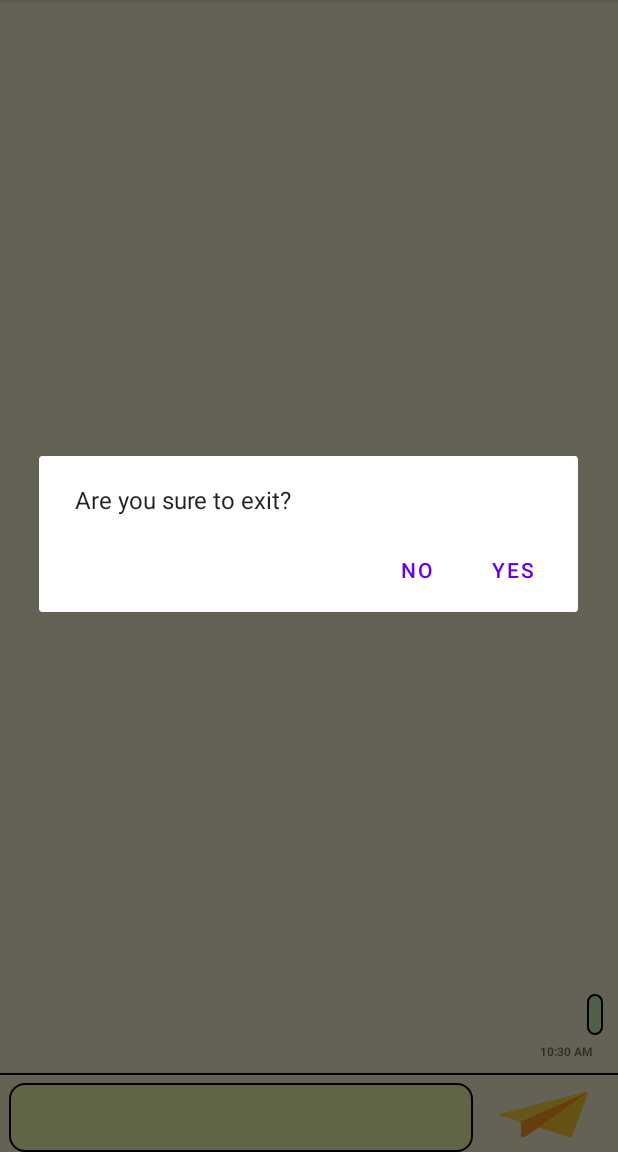
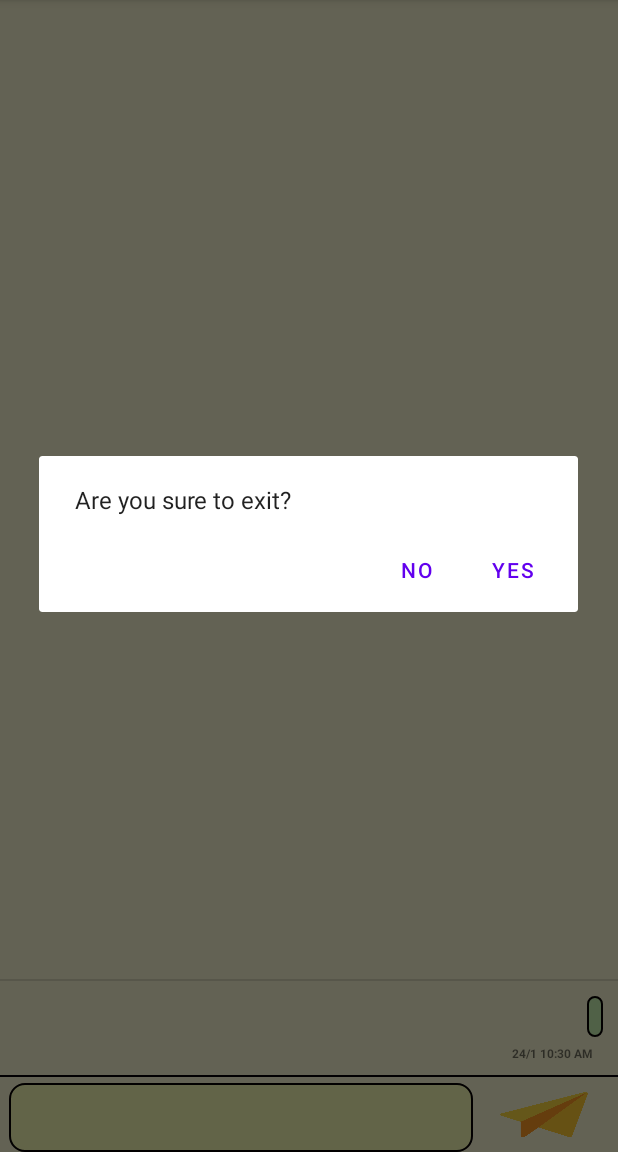
Before and after one commit to shammijojo/BluetoothChat, an Android app: the ChatWindow screen opened directly, with no data from a screen before it, in the options menu, after a tap on "Disconnect", on a phone screen of 412 x 824 dp, the part 84-1236 px from its top. Run offline under Robolectric (Android 15) with nearby library versions, the phone set to English and light mode, and no system bars; 6 statements that could not run were skipped.

Commit message:
chat db added

```diff
--- a/app/src/main/java/com/example/bluetoothchat/btactivity/ChatWindow.java
+++ b/app/src/main/java/com/example/bluetoothchat/btactivity/ChatWindow.java
@@ -55,6 +55,7 @@ public class ChatWindow extends AppCompatActivity {
         overridePendingTransition(0,0);
         setContentView(R.layout.activity_chat_window);
         initialise();
+        list.addAll(Config.getDatabaseObject(getApplicationContext()).readTable());
 
         send.setOnClickListener(new View.OnClickListener() {
             @Override
@@ -65,6 +66,7 @@ public class ChatWindow extends AppCompatActivity {
             }
         });
     }
+
 
     public static void addMsg(Message message) {
         list.add(new Message(message.getMessage(), message.getMessageType(), CommonUtil.getCurrentTime()));
--- a/app/src/main/java/com/example/bluetoothchat/config/Config.java
+++ b/app/src/main/java/com/example/bluetoothchat/config/Config.java
@@ -3,10 +3,12 @@ package com.example.bluetoothchat.config;
 import android.bluetooth.BluetoothAdapter;
 import android.bluetooth.BluetoothDevice;
 import android.bluetooth.BluetoothSocket;
+import android.content.Context;
 
 import com.example.bluetoothchat.connection.AcceptThread;
 import com.example.bluetoothchat.connection.ConnectThread;
 import com.example.bluetoothchat.connection.ReadWriteThread;
+import com.example.bluetoothchat.dao.Database;
 
 import java.util.UUID;
 
@@ -20,6 +22,8 @@ public class Config {
     public static final UUID MY_UUID = UUID.fromString("00000000-0000-1000-8000-00805F9B34FB");
     public static final int CONNECT_COUNT=3;
     public static BluetoothSocket socket;
+
+    private static Database database;
 
 
     public static BluetoothAdapter getBluetoothAdapter() {
@@ -91,5 +95,12 @@ public class Config {
         readWriteThread = null;
     }
 
+    public static Database getDatabaseObject(Context context){
+        if(database==null){
+            database=new Database(context);
+        }
+        return database;
+    }
+
 
 }
--- a/app/src/main/java/com/example/bluetoothchat/connection/AcceptThread.java
+++ b/app/src/main/java/com/example/bluetoothchat/connection/AcceptThread.java
@@ -17,7 +17,6 @@ import java.io.IOException;
 
 public class AcceptThread extends Thread {
     private  BluetoothServerSocket serverSocket;
-    public static BluetoothSocket socket = null;
 
     @SuppressLint("MissingPermission")
     public AcceptThread() {
@@ -32,7 +31,7 @@ public class AcceptThread extends Thread {
 
 
     public void run() {
-
+        BluetoothSocket socket = null;
         // Keep listening until exception occurs or a socket is returned.
         while (true) {
             try {
@@ -68,7 +67,7 @@ public class AcceptThread extends Thread {
         Connect.getContext().startActivity(i);
     }
 
-    public  BluetoothSocket getSocket(){
-        return socket;
-    }
+//    public  BluetoothSocket getSocket(){
+//        return socket;
+//    }
 }
--- a/app/src/main/java/com/example/bluetoothchat/connection/ConnectThread.java
+++ b/app/src/main/java/com/example/bluetoothchat/connection/ConnectThread.java
@@ -4,7 +4,10 @@ import android.annotation.SuppressLint;
 import android.bluetooth.BluetoothDevice;
 import android.bluetooth.BluetoothSocket;
 
+import com.example.bluetoothchat.btactivity.ChatWindow;
+import com.example.bluetoothchat.btactivity.DeviceList;
 import com.example.bluetoothchat.config.Config;
+import com.example.bluetoothchat.utils.CommonUtil;
 
 import java.io.IOException;
 
@@ -68,6 +71,7 @@ public class ConnectThread extends Thread {
     private void connected(BluetoothSocket socket, BluetoothDevice device) {
         Config.socket = socket;
         Config.setReadWriteThread(socket).start();
+        Config.getDatabaseObject(DeviceList.getContext()).createTables();
     }
 
     public void cancel() {
--- a/app/src/main/java/com/example/bluetoothchat/connection/ReadWriteThread.java
+++ b/app/src/main/java/com/example/bluetoothchat/connection/ReadWriteThread.java
@@ -7,6 +7,7 @@ import android.widget.Toast;
 
 import com.example.bluetoothchat.btactivity.ChatWindow;
 import com.example.bluetoothchat.btactivity.Connect;
+import com.example.bluetoothchat.btactivity.DeviceList;
 import com.example.bluetoothchat.config.Config;
 import com.example.bluetoothchat.enums.MessageType;
 import com.example.bluetoothchat.model.Message;
@@ -23,6 +24,7 @@ public class ReadWriteThread extends Thread {
     private final BluetoothSocket bluetoothSocket;
     private final InputStream inputStream;
     private final OutputStream outputStream;
+    private static boolean disconnect;
     Handler handler;
 
     public ReadWriteThread(BluetoothSocket socket) {
@@ -55,7 +57,6 @@ public class ReadWriteThread extends Thread {
 
                 bytes = inputStream.read(buffer);
                 String str = new String(buffer, StandardCharsets.UTF_8).trim();
-                System.out.println("jojo" + new String(buffer, StandardCharsets.UTF_8).trim());
 
                 if (str.equals("<--DISCONNECTING-->")) {
                     CommonUtil.errorDialogBox("Connection Lost!!",1);
@@ -67,7 +68,9 @@ public class ReadWriteThread extends Thread {
                     public void run() {
                         Toast toast = Toast.makeText(Connect.getContext(), str, Toast.LENGTH_SHORT);
                         toast.show();
-                        ChatWindow.addMsg(new Message(str, MessageType.RECEIVED, Calendar.getInstance().getTime().toString()));
+                        Message message=new Message(str, MessageType.RECEIVED, CommonUtil.getCurrentTime());
+                        ChatWindow.addMsg(message);
+                        Config.getDatabaseObject(DeviceList.getContext()).insertIntoTable(message);
                     }
                 });
 
@@ -91,7 +94,6 @@ public class ReadWriteThread extends Thread {
         try {
             outputStream.write(buffer);
             String str = new String(buffer, StandardCharsets.UTF_8).trim();
-            System.out.println(new String(buffer, StandardCharsets.UTF_8).trim());
             if (str.equals("<--DISCONNECTING-->")) {
                 CommonUtil.disconnect();
                 return;
@@ -102,7 +104,9 @@ public class ReadWriteThread extends Thread {
                 public void run() {
                     Toast toast = Toast.makeText(Connect.getContext(), str, Toast.LENGTH_SHORT);
                     toast.show();
-                    ChatWindow.addMsg(new Message(str, MessageType.SENT, Calendar.getInstance().getTime().toString()));
+                    Message message=new Message(str, MessageType.SENT, CommonUtil.getCurrentTime());
+                    ChatWindow.addMsg(message);
+                    Config.getDatabaseObject(DeviceList.getContext()).insertIntoTable(message);
                 }
             });
             handler.obtainMessage(2, -1, -1,
@@ -119,4 +123,9 @@ public class ReadWriteThread extends Thread {
             e.printStackTrace();
         }
     }
+
+    public BluetoothSocket getSocket(){
+        return bluetoothSocket;
+    }
+
 }
--- /dev/null
+++ b/app/src/main/java/com/example/bluetoothchat/dao/Database.java
@@ -0,0 +1,69 @@
+package com.example.bluetoothchat.dao;
+
+import android.content.Context;
+import android.database.Cursor;
+import android.database.sqlite.SQLiteDatabase;
+import android.database.sqlite.SQLiteOpenHelper;
+
+import androidx.annotation.Nullable;
+
+import com.example.bluetoothchat.config.Config;
+import com.example.bluetoothchat.enums.MessageType;
+import com.example.bluetoothchat.model.Message;
+
+import java.util.ArrayList;
+import java.util.List;
+
+public class Database extends SQLiteOpenHelper {
+
+    public static final String DATABASE_NAME = "MyDBName.db";
+    private SQLiteDatabase sqLiteDatabase;
+
+    public Database(Context context) {
+        super(context, DATABASE_NAME, null, 1);
+    }
+
+    @Override
+    public void onCreate(SQLiteDatabase sqLiteDatabase) {
+       this.sqLiteDatabase=sqLiteDatabase;
+    }
+
+    public void createTables() {
+        sqLiteDatabase=this.getWritableDatabase();
+        String deviceName = Config.getReadWriteThread().getSocket().getRemoteDevice().getAddress().replace(":","_");
+        System.out.println("Connected device: "+deviceName);
+        String query="create table if not exists device_"+ deviceName+
+                "(message text,message_tye text,time text);";
+        sqLiteDatabase.execSQL(query);
+    }
+
+    public void insertIntoTable(Message message){
+        sqLiteDatabase=this.getWritableDatabase();
+        String deviceName = Config.getReadWriteThread().getSocket().getRemoteDevice().getAddress().replace(":","_");
+        String query="insert into device_"+deviceName+" values(\""+message.getMessage()+
+                "\",\""+message.getMessageType()+"\",\""+message.getTime()+"\");";
+        sqLiteDatabase.execSQL(query);
+        readTable();
+    }
+
+    public List<Message> readTable(){
+        createTables();
+        List<Message> list=new ArrayList<>();
+        System.out.println("Reading table....");
+        String deviceName = Config.getReadWriteThread().getSocket().getRemoteDevice().getAddress().replace(":","_");
+        sqLiteDatabase=this.getReadableDatabase();
+        String query="select * from device_"+deviceName;
+        Cursor cursor=sqLiteDatabase.rawQuery(query,null);
+        while(cursor.moveToNext()){
+            //System.out.println(cursor.getString(0)+" "+cursor.getString(1));
+            Message message=new Message(cursor.getString(0), MessageType.valueOf(cursor.getString(1)),cursor.getString(2));
+            list.add(message);
+        }
+        return list;
+    }
+
+    @Override
+    public void onUpgrade(SQLiteDatabase sqLiteDatabase, int i, int i1) {
+
+    }
+}
--- a/app/src/main/java/com/example/bluetoothchat/enums/MessageType.java
+++ b/app/src/main/java/com/example/bluetoothchat/enums/MessageType.java
@@ -1,4 +1,6 @@
 package com.example.bluetoothchat.enums;
+
+import androidx.annotation.NonNull;
 
 public enum MessageType {
 
@@ -6,4 +8,6 @@ public enum MessageType {
 
     MessageType() {
     }
+
+
 }
--- a/app/src/main/java/com/example/bluetoothchat/utils/CommonUtil.java
+++ b/app/src/main/java/com/example/bluetoothchat/utils/CommonUtil.java
@@ -28,6 +28,9 @@ public class CommonUtil {
         String hour = String.valueOf(calendar.getTime().getHours());
         String minute = String.valueOf(calendar.getTime().getMinutes());
 
+        String month=String.valueOf(calendar.getTime().getMonth()+1);
+        String day=String.valueOf(calendar.getTime().getDate());
+
         String noon = "AM";
 
         if (Integer.valueOf(hour) > 12)
@@ -42,7 +45,7 @@ public class CommonUtil {
         if (Integer.valueOf(minute) < 10)
             minute = "0" + minute;
 
-        return hour + ":" + minute + " " + noon;
+        return day+"/"+month+" "+hour + ":" + minute + " " + noon;
 
     }
 
@@ -99,7 +102,7 @@ public class CommonUtil {
             }
 
             if(Config.getAcceptThread()!=null) {
-                Config.getAcceptThread().getSocket().close();
+//                Config.getAcceptThread().getSocket().close();
                 Config.getAcceptThread().interrupt();
             }
             Config.getReadWriteThread().interrupt();
@@ -155,6 +158,7 @@ public class CommonUtil {
                 "OK",
                 new DialogInterface.OnClickListener() {
                     public void onClick(DialogInterface dialog, int id) {
+                        dialog.cancel();
                         if(code==0) {
                             String disconnectMessage = "<--DISCONNECTING-->";
                             Config.setReadWriteThread(Config.socket).write(disconnectMessage.getBytes(StandardCharsets.UTF_8));
@@ -167,7 +171,7 @@ public class CommonUtil {
         ChatWindow.getActivity().runOnUiThread(new Runnable() {
             @Override
             public void run() {
-                if(!ChatWindow.getActivity().isDestroyed()) {
+                if(Config.getReadWriteThread()!=null) {
                     AlertDialog alertDialog = alertDialogBuilder.create();
                     alertDialog.show();
                 }
--- a/app/src/main/res/layout/activity_chat_window.xml
+++ b/app/src/main/res/layout/activity_chat_window.xml
@@ -7,14 +7,6 @@
     android:background="#F9F6D2"
     tools:context=".btactivity.ChatWindow">
 
-    <ListView
-        android:id="@+id/chatlist"
-        android:layout_width="match_parent"
-        android:layout_height="wrap_content"
-        android:layout_marginBottom="5dp"
-        app:layout_constraintBottom_toTopOf="@id/message"
-        tools:ignore="MissingConstraints"
-        android:transcriptMode="alwaysScroll"/>
 
     <EditText
         android:id="@+id/message"
@@ -49,4 +41,14 @@
         >
     </ImageButton>
 
+    <ListView
+        android:id="@+id/chatlist"
+        android:layout_width="match_parent"
+        android:layout_height="match_parent"
+        android:layout_marginBottom="50dp"
+        app:layout_constraintBottom_toTopOf="@id/message"
+        tools:ignore="MissingConstraints"
+        android:stackFromBottom="true"
+        android:transcriptMode="alwaysScroll"/>
+
 </androidx.constraintlayout.widget.ConstraintLayout>
```
